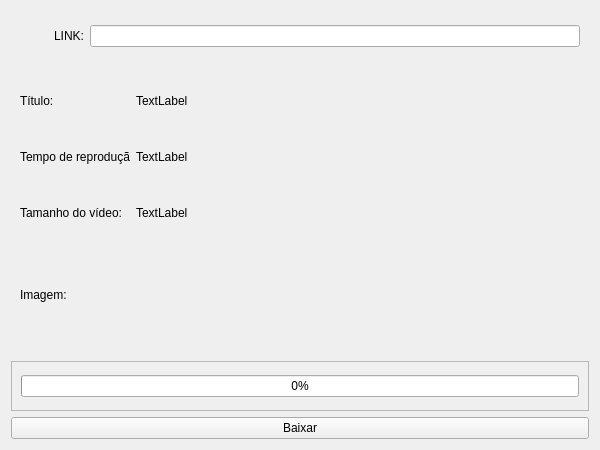
GTMacieira/ytb_dowloader, file tela/screen_ytb_dowloader.ui: the form before one commit.
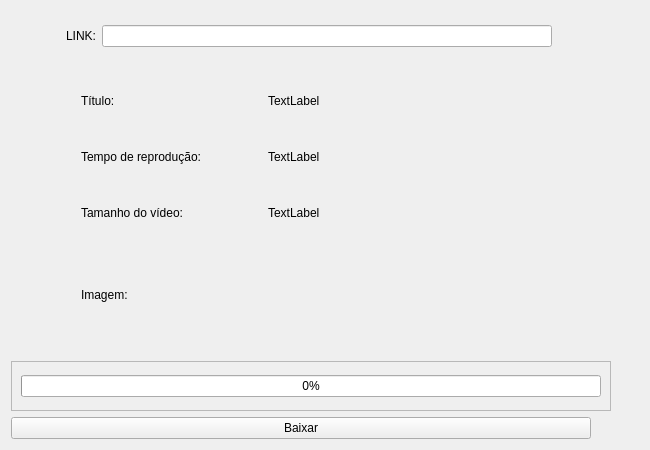
The form after the commit. Icons and pictures are not drawn.

```diff
--- a/tela/screen_ytb_dowloader.ui
+++ b/tela/screen_ytb_dowloader.ui
@@ -6,13 +6,13 @@
    <rect>
     <x>0</x>
     <y>0</y>
-    <width>600</width>
+    <width>650</width>
     <height>450</height>
    </rect>
   </property>
   <property name="minimumSize">
    <size>
-    <width>600</width>
+    <width>650</width>
     <height>450</height>
    </size>
   </property>
@@ -34,10 +34,13 @@
     <widget class="QFrame" name="pesquisa">
      <property name="maximumSize">
       <size>
-       <width>16777215</width>
+       <width>550</width>
        <height>50</height>
       </size>
      </property>
+     <property name="layoutDirection">
+      <enum>Qt::LeftToRight</enum>
+     </property>
      <property name="styleSheet">
       <string notr="true">alternate-background-color: rgba(255, 255, 255, 2);</string>
      </property>
@@ -90,7 +93,14 @@
        </widget>
       </item>
       <item>
-       <widget class="QLineEdit" name="pesq_link"/>
+       <widget class="QLineEdit" name="pesq_link">
+        <property name="maximumSize">
+         <size>
+          <width>450</width>
+          <height>16777215</height>
+         </size>
+        </property>
+       </widget>
       </item>
      </layout>
     </widget>
@@ -176,7 +186,7 @@
        <widget class="QLabel" name="reprud_time">
         <property name="maximumSize">
          <size>
-          <width>110</width>
+          <width>150</width>
           <height>50</height>
          </size>
         </property>
@@ -202,7 +212,7 @@
        <widget class="QLabel" name="dt_img">
         <property name="maximumSize">
          <size>
-          <width>16777215</width>
+          <width>300</width>
           <height>170</height>
          </size>
         </property>
@@ -224,7 +234,7 @@
     <widget class="QFrame" name="load_frame">
      <property name="maximumSize">
       <size>
-       <width>16777215</width>
+       <width>600</width>
        <height>50</height>
       </size>
      </property>
@@ -237,6 +247,12 @@
      <layout class="QVBoxLayout" name="verticalLayout_2">
       <item>
        <widget class="QProgressBar" name="progressBar">
+        <property name="maximumSize">
+         <size>
+          <width>600</width>
+          <height>16777215</height>
+         </size>
+        </property>
         <property name="value">
          <number>0</number>
         </property>
@@ -250,6 +266,12 @@
    </item>
    <item>
     <widget class="QPushButton" name="baixar">
+     <property name="maximumSize">
+      <size>
+       <width>580</width>
+       <height>16777215</height>
+      </size>
+     </property>
      <property name="text">
       <string>Baixar</string>
      </property>
```
Left out of the diff: 130 changed lines with no effect on the pictures.
